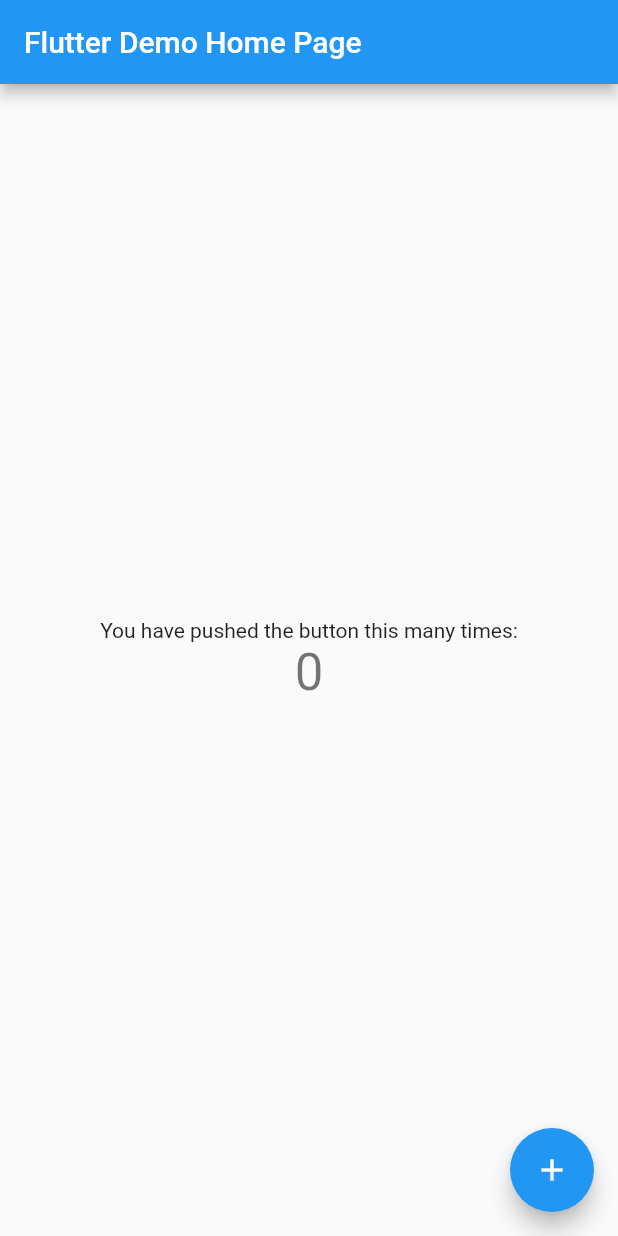
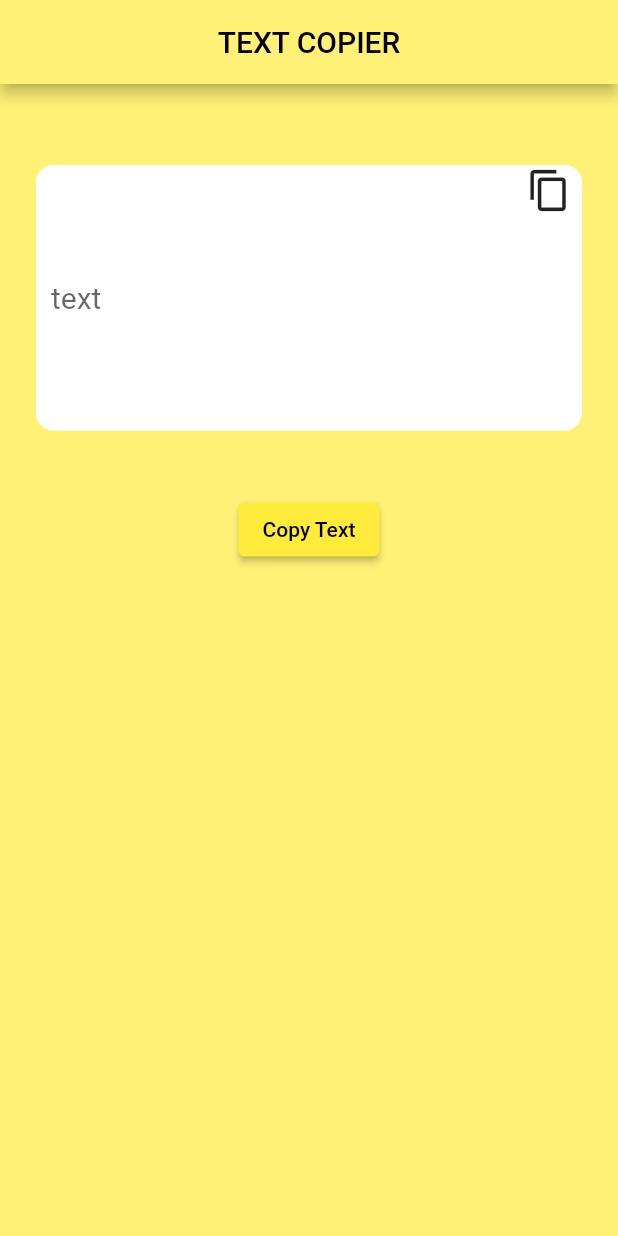
Before and after one commit to Tosin2289/text_copier_app, a Flutter app: the screen it shows after launch, on a phone screen of 412 x 824 dp. Run offline on Flutter 3.47's test engine with Material 2 defaults, Android fonts, the phone set to English and light mode, and no system bars; missing offline and left inert: clipboard.

Commit message:
second commit

```diff
--- a/lib/main.dart
+++ b/lib/main.dart
@@ -1,4 +1,5 @@
 import 'package:flutter/material.dart';
+import 'package:text_copier/pages/homepage.dart';
 
 void main() {
   runApp(const MyApp());
@@ -7,109 +8,14 @@
 class MyApp extends StatelessWidget {
   const MyApp({super.key});
 
-  // This widget is the root of your application.
   @override
   Widget build(BuildContext context) {
     return MaterialApp(
-      title: 'Flutter Demo',
+      debugShowCheckedModeBanner: false,
       theme: ThemeData(
-        // This is the theme of your application.
-        //
-        // Try running your application with "flutter run". You'll see the
-        // application has a blue toolbar. Then, without quitting the app, try
-        // changing the primarySwatch below to Colors.green and then invoke
-        // "hot reload" (press "r" in the console where you ran "flutter run",
-        // or simply save your changes to "hot reload" in a Flutter IDE).
-        // Notice that the counter didn't reset back to zero; the application
-        // is not restarted.
-        primarySwatch: Colors.blue,
+        primarySwatch: Colors.yellow,
       ),
-      home: const MyHomePage(title: 'Flutter Demo Home Page'),
+      home: HomePage(),
     );
   }
 }
-
-class MyHomePage extends StatefulWidget {
-  const MyHomePage({super.key, required this.title});
-
-  // This widget is the home page of your application. It is stateful, meaning
-  // that it has a State object (defined below) that contains fields that affect
-  // how it looks.
-
-  // This class is the configuration for the state. It holds the values (in this
-  // case the title) provided by the parent (in this case the App widget) and
-  // used by the build method of the State. Fields in a Widget subclass are
-  // always marked "final".
-
-  final String title;
-
-  @override
-  State<MyHomePage> createState() => _MyHomePageState();
-}
-
-class _MyHomePageState extends State<MyHomePage> {
-  int _counter = 0;
-
-  void _incrementCounter() {
-    setState(() {
-      // This call to setState tells the Flutter framework that something has
-      // changed in this State, which causes it to rerun the build method below
-      // so that the display can reflect the updated values. If we changed
-      // _counter without calling setState(), then the build method would not be
-      // called again, and so nothing would appear to happen.
-      _counter++;
-    });
-  }
-
-  @override
-  Widget build(BuildContext context) {
-    // This method is rerun every time setState is called, for instance as done
-    // by the _incrementCounter method above.
-    //
-    // The Flutter framework has been optimized to make rerunning build methods
-    // fast, so that you can just rebuild anything that needs updating rather
-    // than having to individually change instances of widgets.
-    return Scaffold(
-      appBar: AppBar(
-        // Here we take the value from the MyHomePage object that was created by
-        // the App.build method, and use it to set our appbar title.
-        title: Text(widget.title),
-      ),
-      body: Center(
-        // Center is a layout widget. It takes a single child and positions it
-        // in the middle of the parent.
-        child: Column(
-          // Column is also a layout widget. It takes a list of children and
-          // arranges them vertically. By default, it sizes itself to fit its
-          // children horizontally, and tries to be as tall as its parent.
-          //
-          // Invoke "debug painting" (press "p" in the console, choose the
-          // "Toggle Debug Paint" action from the Flutter Inspector in Android
-          // Studio, or the "Toggle Debug Paint" command in Visual Studio Code)
-          // to see the wireframe for each widget.
-          //
-          // Column has various properties to control how it sizes itself and
-          // how it positions its children. Here we use mainAxisAlignment to
-          // center the children vertically; the main axis here is the vertical
-          // axis because Columns are vertical (the cross axis would be
-          // horizontal).
-          mainAxisAlignment: MainAxisAlignment.center,
-          children: <Widget>[
-            const Text(
-              'You have pushed the button this many times:',
-            ),
-            Text(
-              '$_counter',
-              style: Theme.of(context).textTheme.headline4,
-            ),
-          ],
-        ),
-      ),
-      floatingActionButton: FloatingActionButton(
-        onPressed: _incrementCounter,
-        tooltip: 'Increment',
-        child: const Icon(Icons.add),
-      ), // This trailing comma makes auto-formatting nicer for build methods.
-    );
-  }
-}
--- /dev/null
+++ b/lib/pages/homepage.dart
@@ -0,0 +1,106 @@
+import 'package:clipboard/clipboard.dart';
+import 'package:flutter/material.dart';
+
+class HomePage extends StatefulWidget {
+  HomePage({Key? key}) : super(key: key);
+
+  @override
+  State<HomePage> createState() => _HomePageState();
+}
+
+class _HomePageState extends State<HomePage> {
+  final _textcontroller = TextEditingController();
+  void copy() async {
+    await FlutterClipboard.copy(_textcontroller.text);
+    ScaffoldMessenger.of(context).showSnackBar(SnackBar(
+      backgroundColor: Colors.green,
+      content: Text(
+        "📝 text Copied to clipboard",
+        style: TextStyle(color: Colors.white, fontSize: 18),
+      ),
+      behavior: SnackBarBehavior.floating,
+      margin: EdgeInsets.symmetric(vertical: 20),
+    ));
+  }
+
+  @override
+  Widget build(BuildContext context) {
+    return Scaffold(
+      backgroundColor: Colors.yellow[300],
+      appBar: AppBar(
+        backgroundColor: Colors.yellow[300],
+        centerTitle: true,
+        title: Text(
+          "Text Copier".toUpperCase(),
+          style: TextStyle(color: Colors.black),
+        ),
+      ),
+      body: Padding(
+        padding: const EdgeInsets.all(12.0),
+        child: Column(
+          children: [
+            SizedBox(
+              height: 30,
+            ),
+            Stack(
+              children: [
+                Padding(
+                  padding: const EdgeInsets.symmetric(
+                      horizontal: 12.0, vertical: 12),
+                  child: TextField(
+                    keyboardType: TextInputType.multiline,
+                    maxLines: null,
+                    style: TextStyle(fontSize: 20),
+                    controller: _textcontroller,
+                    decoration: InputDecoration(
+                      hintStyle: TextStyle(fontSize: 20),
+                      contentPadding:
+                          EdgeInsets.symmetric(vertical: 77, horizontal: 10),
+                      hintText: 'text',
+                      border: InputBorder.none,
+                      enabledBorder: OutlineInputBorder(
+                        borderSide: BorderSide(color: Colors.white),
+                        borderRadius: BorderRadius.circular(12),
+                      ),
+                      focusedBorder: OutlineInputBorder(
+                        borderSide: BorderSide(color: Colors.black),
+                        borderRadius: BorderRadius.circular(12),
+                      ),
+                      filled: true,
+                      fillColor: Colors.white,
+                    ),
+                  ),
+                ),
+                Positioned(
+                    top: 5,
+                    right: 10,
+                    child: Container(
+                      child: IconButton(
+                        icon: Icon(
+                          Icons.copy_outlined,
+                          size: 30,
+                        ),
+                        onPressed: copy,
+                      ),
+                    )),
+              ],
+            ),
+            SizedBox(
+              height: 10,
+            ),
+            Padding(
+              padding: const EdgeInsets.all(8.0),
+              child: Container(
+                padding: const EdgeInsets.all(12.0),
+                child: ElevatedButton(
+                  onPressed: copy,
+                  child: Text('Copy Text'),
+                ),
+              ),
+            )
+          ],
+        ),
+      ),
+    );
+  }
+}
--- a/pubspec.yaml
+++ b/pubspec.yaml
@@ -36,6 +36,7 @@
   # The following adds the Cupertino Icons font to your application.
   # Use with the CupertinoIcons class for iOS style icons.
   cupertino_icons: ^1.0.2
+  clipboard: ^0.1.3
 
 dev_dependencies:
   flutter_test:
```
Also changed, not shown: pubspec.lock.
